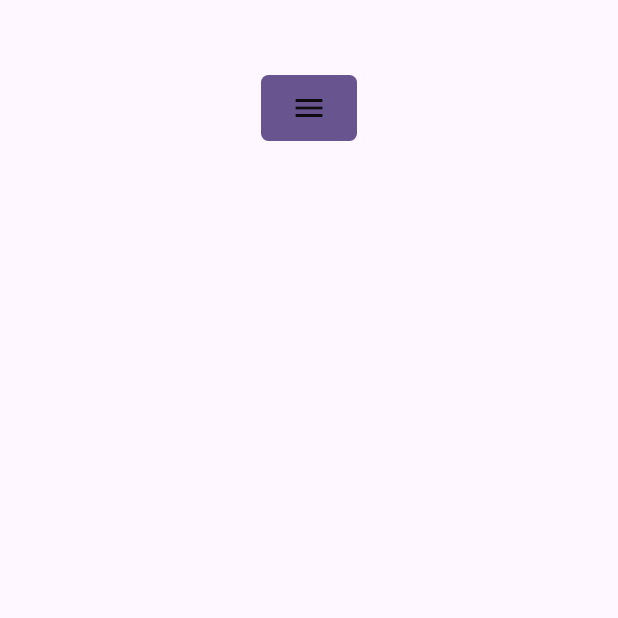
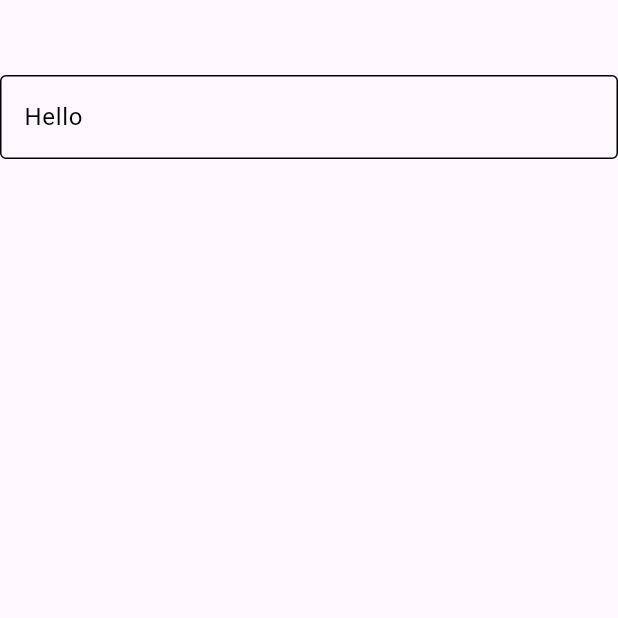
Before and after one commit to t-mabrar/flutter_components, a Flutter app: the screen it shows after launch, on a phone screen of 412 x 824 dp, the top half of it. Run offline on Flutter 3.47's test engine with Material 3 defaults, Android fonts, the phone set to English and light mode, and no system bars; our stand-ins replace flutter_styled_toast, fluttertoast, font_awesome_flutter, logger, streaming_shared_preferences.

Commit message:
App form text field enhanced with different text styles and fixed initial value issues

```diff
--- a/example/lib/main.dart
+++ b/example/lib/main.dart
@@ -35,12 +35,12 @@ class _MyHomePageState extends State<MyHomePage> {
         crossAxisAlignment: CrossAxisAlignment.center,
         children: [
           SizedBox(height: 50.0),
-          AppButton.widget(
-            onPressed: () {},
-            // color: Colors.black,
-            // borderRadius: 50.0,
-            prefix: Icon(Icons.lock, color: Colors.white),
-            child: Icon(Icons.menu),
+          SizedBox(
+            width: 500.0,
+            child: AppFormTextField(
+              initialValue: "Hello",
+              controller: TextEditingController(text: "World1"),
+            ),
           ),
         ],
       ),
--- a/lib/src/widgets/app_form_textfield.dart
+++ b/lib/src/widgets/app_form_textfield.dart
@@ -5,8 +5,21 @@ import 'package:flutter_components/src/core/app_imports.dart';
 class AppFormTextField extends StatefulWidget {
   final TextEditingController? controller;
   final String? initialValue;
+  final TextStyle? style;
+  final double? fontSize;
+  final Color? fontColor;
+  final FontWeight? fontWeight;
   final String? hintText;
+  final TextStyle? hintStyle;
+  final double? hintFontSize;
+  final Color? hintFontColor;
+  final FontWeight? hintFontWeight;
   final String? labelText;
+  final TextStyle? labelStyle;
+  final double? labelFontSize;
+  final Color? labelFontColor;
+  final FontWeight? labelFontWeight;
+  //
   final bool isPassword;
   final Widget? prefix;
   final Widget? suffix;
@@ -23,6 +36,7 @@ class AppFormTextField extends StatefulWidget {
   final BorderSide? enabledBorder;
   final bool isRequired;
   final String? errorText;
+  //
   final TextFieldInputBorder borderType;
   final Color? borderColor;
   final Color? enabledBorderColor;
@@ -82,6 +96,18 @@ class AppFormTextField extends StatefulWidget {
     this.focusedBorderWidth = 1.0,
     this.errorBorderWidth = 1.0,
     this.focusedErrorBorderWidth = 1.0,
+    this.hintStyle,
+    this.hintFontSize,
+    this.hintFontColor,
+    this.hintFontWeight,
+    this.labelStyle,
+    this.labelFontSize,
+    this.labelFontColor,
+    this.labelFontWeight,
+    this.style,
+    this.fontSize,
+    this.fontColor,
+    this.fontWeight,
   });
 
   @override
@@ -91,19 +117,40 @@ class AppFormTextField extends StatefulWidget {
 class _AppFormTextFieldState extends State<AppFormTextField> {
   bool _showPassword = false;
   TextEditingController _controller = TextEditingController();
-  bool _useLocalController = false;
 
   @override
   void initState() {
-    if (widget.controller != null && widget.initialValue != null) {
-      _useLocalController = true;
+    super.initState();
+    if (widget.controller != null) {
       _controller = widget.controller!;
+    }
+    if (widget.initialValue != null) {
       if (widget.initialValue!.isNotEmpty) {
         _controller.text = widget.initialValue!;
       }
     }
     _showPassword = widget.isPassword;
-    super.initState();
+  }
+
+  @override
+  void didUpdateWidget(covariant AppFormTextField oldWidget) {
+    super.didUpdateWidget(oldWidget);
+    if (oldWidget != widget) {
+      if (widget.controller != null) {
+        _controller = widget.controller!;
+      }
+      if (widget.initialValue != null) {
+        if (widget.initialValue!.isNotEmpty) {
+          _controller.text = widget.initialValue!;
+        }
+      }
+    }
+  }
+
+  @override
+  void dispose() {
+    _controller.dispose();
+    super.dispose();
   }
 
   void hideShowPassword() {
@@ -134,19 +181,39 @@ class _AppFormTextFieldState extends State<AppFormTextField> {
                 }
                 return null;
               },
+      style:
+          widget.style ??
+          context.textTheme.bodyLarge!.copyWith(
+            fontSize: widget.fontSize,
+            fontWeight: widget.fontWeight,
+            color: widget.fontColor ?? Colors.black,
+          ),
       decoration: InputDecoration(
         // constraints:
         counterText: "",
-        hintStyle: context.textTheme.bodyLarge!.copyWith(color: Colors.grey),
         hintText:
             widget.hintText == null
                 ? null
                 : "${widget.hintText}${widget.isRequired ? '*' : ''}",
+        hintStyle:
+            widget.hintStyle ??
+            context.textTheme.bodyLarge!.copyWith(
+              fontSize: widget.hintFontSize,
+              fontWeight: widget.hintFontWeight,
+              color: widget.hintFontColor ?? Colors.grey,
+            ),
+
         labelText:
             widget.labelText == null
                 ? null
                 : "${widget.labelText}${widget.isRequired ? '*' : ''}",
-        labelStyle: context.textTheme.bodyLarge!.copyWith(color: Colors.grey),
+        labelStyle:
+            widget.labelStyle ??
+            context.textTheme.bodyLarge!.copyWith(
+              color: widget.labelFontColor ?? Colors.grey,
+              fontSize: widget.labelFontSize,
+              fontWeight: widget.labelFontWeight,
+            ),
         prefixIcon: widget.prefix,
         suffixIcon:
             widget.isPassword
@@ -197,7 +264,7 @@ class _AppFormTextFieldState extends State<AppFormTextField> {
           borderWidth: widget.defaultWidth ?? widget.focusedErrorBorderWidth,
         ),
       ),
-      controller: _useLocalController ? _controller : widget.controller,
+      controller: _controller,
     );
   }
 }
```
